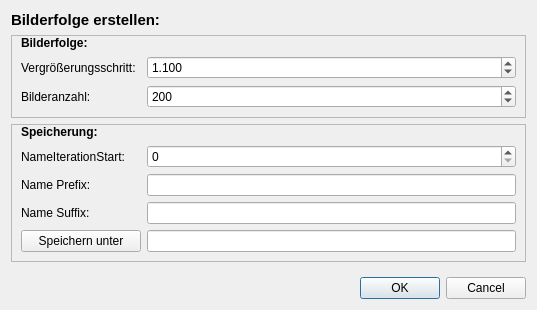
First picture: the form in src/dialogimageserie.ui, repository M4RKUS28/Fraktalgenerator, before the edit.
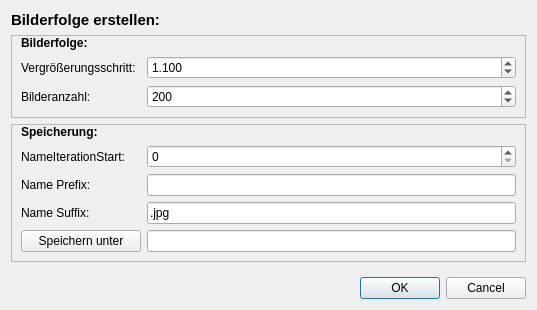
Second picture: the form after the edit.

Patch:
```diff
--- a/src/dialogimageserie.ui
+++ b/src/dialogimageserie.ui
@@ -158,7 +158,11 @@
        </widget>
       </item>
       <item row="3" column="1">
-       <widget class="QLineEdit" name="lineEditSuffix"/>
+       <widget class="QLineEdit" name="lineEditSuffix">
+        <property name="text">
+         <string>.jpg</string>
+        </property>
+       </widget>
       </item>
       <item row="4" column="0">
        <widget class="QPushButton" name="pushButtonOpenSaveDir">
```
